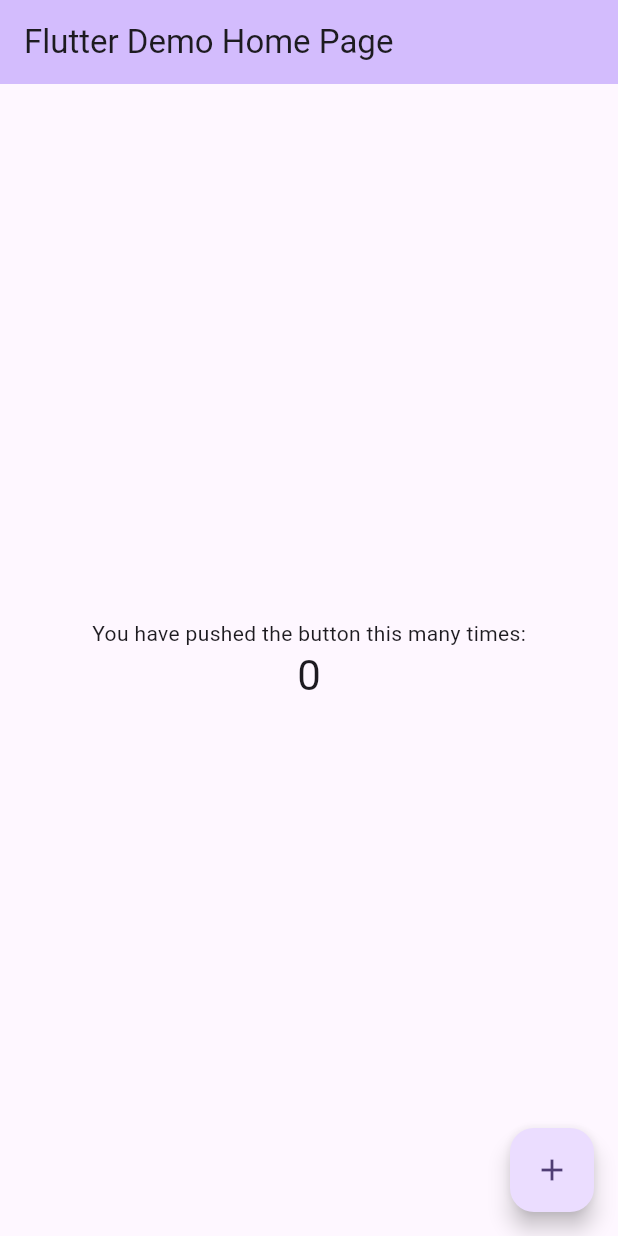
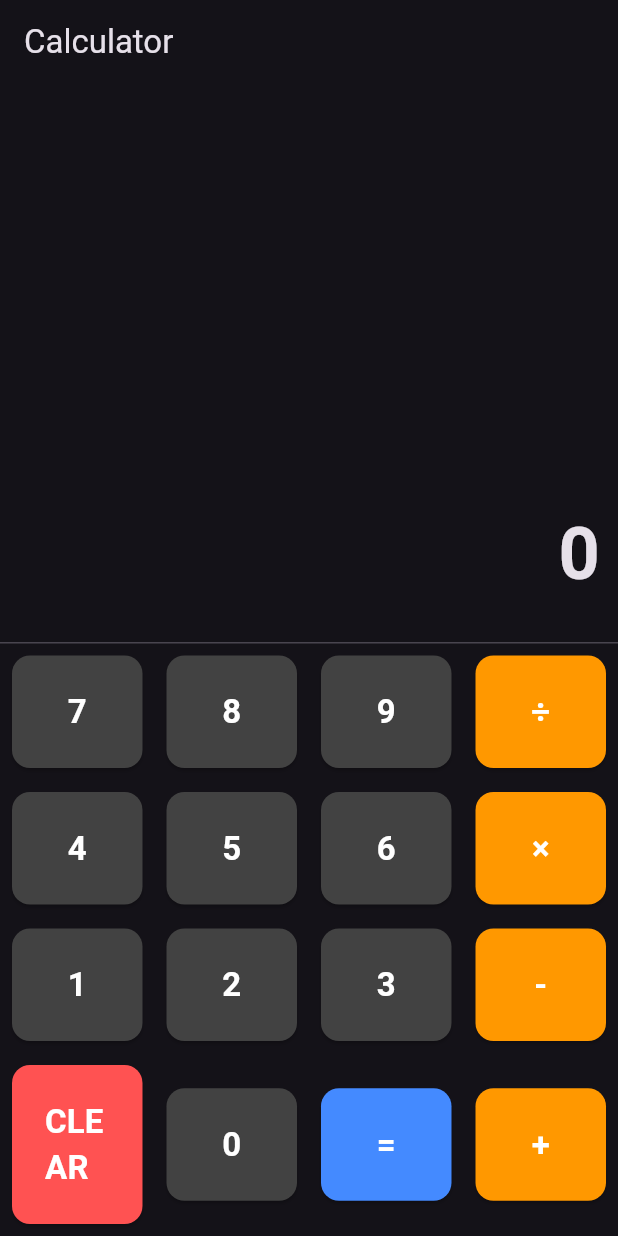
Before and after one commit to VighneshMalore/trek, a Flutter app: the screen it shows after launch, on a phone screen of 412 x 824 dp. Run offline on Flutter 3.47's test engine with Material 3 defaults, Android fonts, the phone set to English and light mode, and no system bars.

Commit message:
2nd commit

```diff
--- a/lib/main.dart
+++ b/lib/main.dart
@@ -1,122 +1,156 @@
 import 'package:flutter/material.dart';
 
 void main() {
-  runApp(const MyApp());
+  runApp(const CalculatorApp());
 }
 
-class MyApp extends StatelessWidget {
-  const MyApp({super.key});
+class CalculatorApp extends StatelessWidget {
+  const CalculatorApp({super.key});
 
-  // This widget is the root of your application.
   @override
   Widget build(BuildContext context) {
     return MaterialApp(
-      title: 'Flutter Demo',
-      theme: ThemeData(
-        // This is the theme of your application.
-        //
-        // TRY THIS: Try running your application with "flutter run". You'll see
-        // the application has a purple toolbar. Then, without quitting the app,
-        // try changing the seedColor in the colorScheme below to Colors.green
-        // and then invoke "hot reload" (save your changes or press the "hot
-        // reload" button in a Flutter-supported IDE, or press "r" if you used
-        // the command line to start the app).
-        //
-        // Notice that the counter didn't reset back to zero; the application
-        // state is not lost during the reload. To reset the state, use hot
-        // restart instead.
-        //
-        // This works for code too, not just values: Most code changes can be
-        // tested with just a hot reload.
-        colorScheme: ColorScheme.fromSeed(seedColor: Colors.deepPurple),
-      ),
-      home: const MyHomePage(title: 'Flutter Demo Home Page'),
+      debugShowCheckedModeBanner: false,
+      title: 'Simple Calculator',
+      theme: ThemeData.dark(),
+      home: const CalculatorHomePage(),
     );
   }
 }
 
-class MyHomePage extends StatefulWidget {
-  const MyHomePage({super.key, required this.title});
-
-  // This widget is the home page of your application. It is stateful, meaning
-  // that it has a State object (defined below) that contains fields that affect
-  // how it looks.
-
-  // This class is the configuration for the state. It holds the values (in this
-  // case the title) provided by the parent (in this case the App widget) and
-  // used by the build method of the State. Fields in a Widget subclass are
-  // always marked "final".
-
-  final String title;
+class CalculatorHomePage extends StatefulWidget {
+  const CalculatorHomePage({super.key});
 
   @override
-  State<MyHomePage> createState() => _MyHomePageState();
+  State<CalculatorHomePage> createState() => _CalculatorHomePageState();
 }
 
-class _MyHomePageState extends State<MyHomePage> {
-  int _counter = 0;
+class _CalculatorHomePageState extends State<CalculatorHomePage> {
+  String _display = '0';
+  double _num1 = 0;
+  double _num2 = 0;
+  String _operand = '';
+  String _output = '0';
 
-  void _incrementCounter() {
+  void _buttonPressed(String buttonText) {
+    if (buttonText == 'CLEAR') {
+      _output = '0';
+      _num1 = 0;
+      _num2 = 0;
+      _operand = '';
+    } else if (buttonText == '+' || buttonText == '-' || buttonText == '×' || buttonText == '÷') {
+      _num1 = double.parse(_display);
+      _operand = buttonText;
+      _output = '0';
+    } else if (buttonText == '=') {
+      _num2 = double.parse(_display);
+
+      if (_operand == '+') {
+        _output = (_num1 + _num2).toString();
+      }
+      if (_operand == '-') {
+        _output = (_num1 - _num2).toString();
+      }
+      if (_operand == '×') {
+        _output = (_num1 * _num2).toString();
+      }
+      if (_operand == '÷') {
+        _output = _num2 != 0 ? (_num1 / _num2).toString() : 'Error';
+      }
+
+      _num1 = 0;
+      _num2 = 0;
+      _operand = '';
+    } else {
+      if (_output == '0') {
+        _output = buttonText;
+      } else {
+        _output = _output + buttonText;
+      }
+    }
+
     setState(() {
-      // This call to setState tells the Flutter framework that something has
-      // changed in this State, which causes it to rerun the build method below
-      // so that the display can reflect the updated values. If we changed
-      // _counter without calling setState(), then the build method would not be
-      // called again, and so nothing would appear to happen.
-      _counter++;
+      // Format output to remove trailing .0 for clean integers
+      if (_output != 'Error' && double.tryParse(_output) != null) {
+        double num = double.parse(_output);
+        if (num == num.toInt()) {
+          _display = num.toInt().toString();
+          return;
+        }
+      }
+      _display = _output;
     });
+  }
+
+  Widget _buildButton(String buttonText, Color buttonColor) {
+    return Expanded(
+      child: Container(
+        margin: const EdgeInsets.all(8.0),
+        child: ElevatedButton(
+          style: ElevatedButton.styleFrom(
+            backgroundColor: buttonColor,
+            padding: const EdgeInsets.all(22.0),
+            shape: RoundedRectangleBorder(
+              borderRadius: BorderRadius.circular(12.0),
+            ),
+          ),
+          onPressed: () => _buttonPressed(buttonText),
+          child: Text(
+            buttonText,
+            style: const TextStyle(fontSize: 22.0, fontWeight: FontWeight.bold, color: Colors.white),
+          ),
+        ),
+      ),
+    );
   }
 
   @override
   Widget build(BuildContext context) {
-    // This method is rerun every time setState is called, for instance as done
-    // by the _incrementCounter method above.
-    //
-    // The Flutter framework has been optimized to make rerunning build methods
-    // fast, so that you can just rebuild anything that needs updating rather
-    // than having to individually change instances of widgets.
     return Scaffold(
-      appBar: AppBar(
-        // TRY THIS: Try changing the color here to a specific color (to
-        // Colors.amber, perhaps?) and trigger a hot reload to see the AppBar
-        // change color while the other colors stay the same.
-        backgroundColor: Theme.of(context).colorScheme.inversePrimary,
-        // Here we take the value from the MyHomePage object that was created by
-        // the App.build method, and use it to set our appbar title.
-        title: Text(widget.title),
+      appBar: AppBar(title: const Text('Calculator')),
+      body: Column(
+        children: <Widget>[
+          Expanded(
+            child: Container(
+              alignment: Alignment.bottomRight,
+              padding: const EdgeInsets.symmetric(vertical: 24.0, horizontal: 12.0),
+              child: Text(
+                _display,
+                style: const TextStyle(fontSize: 48.0, fontWeight: FontWeight.bold),
+              ),
+            ),
+          ),
+          const Divider(height: 1),
+          Column(
+            children: [
+              Row(children: [
+                _buildButton('7', Colors.grey[800]!),
+                _buildButton('8', Colors.grey[800]!),
+                _buildButton('9', Colors.grey[800]!),
+                _buildButton('÷', Colors.orange),
+              ]),
+              Row(children: [
+                _buildButton('4', Colors.grey[800]!),
+                _buildButton('5', Colors.grey[800]!),
+                _buildButton('6', Colors.grey[800]!),
+                _buildButton('×', Colors.orange),
+              ]),
+              Row(children: [
+                _buildButton('1', Colors.grey[800]!),
+                _buildButton('2', Colors.grey[800]!),
+                _buildButton('3', Colors.grey[800]!),
+                _buildButton('-', Colors.orange),
+              ]),
+              Row(children: [
+                _buildButton('CLEAR', Colors.redAccent),
+                _buildButton('0', Colors.grey[800]!),
+                _buildButton('=', Colors.blueAccent),
+                _buildButton('+', Colors.orange),
+              ]),
+            ],
+          )
+        ],
       ),
-      body: Center(
-        // Center is a layout widget. It takes a single child and positions it
-        // in the middle of the parent.
-        child: Column(
-          // Column is also a layout widget. It takes a list of children and
-          // arranges them vertically. By default, it sizes itself to fit its
-          // children horizontally, and tries to be as tall as its parent.
-          //
-          // Column has various properties to control how it sizes itself and
-          // how it positions its children. Here we use mainAxisAlignment to
-          // center the children vertically; the main axis here is the vertical
-          // axis because Columns are vertical (the cross axis would be
-          // horizontal).
-          //
-          // TRY THIS: Invoke "debug painting" (choose the "Toggle Debug Paint"
-          // action in the IDE, or press "p" in the console), to see the
-          // wireframe for each widget.
-          mainAxisAlignment: MainAxisAlignment.center,
-          children: <Widget>[
-            const Text('You have pushed the button this many times:'),
-            Text(
-              '$_counter',
-              style: Theme.of(context).textTheme.headlineMedium,
-            ),
-          ],
-        ),
-      ),
-      floatingActionButton: FloatingActionButton(
-        onPressed: _incrementCounter,
-        tooltip: 'Increment',
-        child: const Icon(Icons.add),
-      ), // This trailing comma makes auto-formatting nicer for build methods.
     );
   }
 }
```
